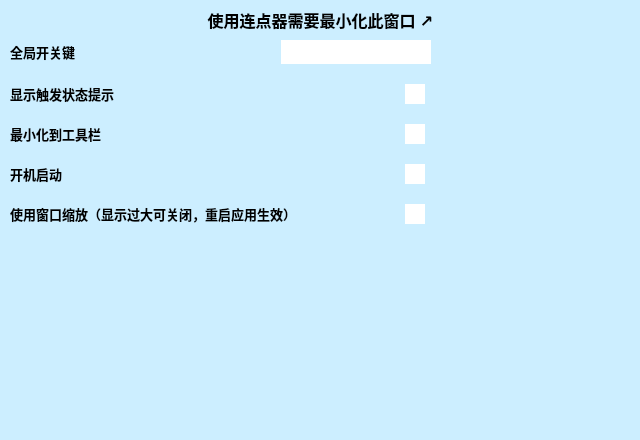
Above: .ui/SettingsUi.ui from hongliangdu/Quickinput before the change. Below: the same form after it.
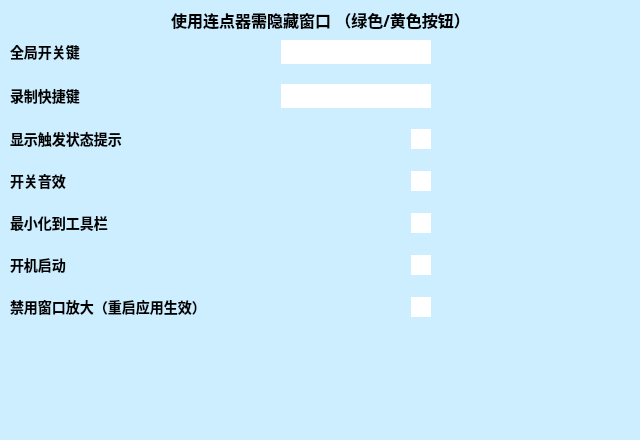
That is the form after the change. Custom widgets are drawn as their Qt base class.

Diff of the .ui file:
```diff
--- a/.ui/SettingsUi.ui
+++ b/.ui/SettingsUi.ui
@@ -14,7 +14,7 @@
    <string>Settings</string>
   </property>
   <property name="styleSheet">
-   <string notr="true">background-color:#CEF;</string>
+   <string notr="true">#SettingsUiClass{background-color:#CEF;border-bottom-left-radius:10px;border-bottom-right-radius:10px;}</string>
   </property>
   <widget class="QLabel" name="lbSettings">
    <property name="geometry">
@@ -27,14 +27,17 @@
    </property>
    <property name="font">
     <font>
-     <family>微软雅黑</family>
-     <pointsize>12</pointsize>
+     <family>Microsoft YaHei</family>
+     <pointsize>-1</pointsize>
      <weight>75</weight>
      <bold>true</bold>
     </font>
    </property>
+   <property name="styleSheet">
+    <string notr="true">font-family:&quot;Microsoft YaHei&quot;;font-size:16px;</string>
+   </property>
    <property name="text">
-    <string>使用连点器需要最小化此窗口 ↗</string>
+    <string>使用连点器需隐藏窗口 （绿色/黄色按钮）</string>
    </property>
    <property name="alignment">
     <set>Qt::AlignCenter</set>
@@ -56,17 +59,26 @@
     <item>
      <layout class="QHBoxLayout" name="horizontalLayout_2">
       <item>
-       <widget class="QLabel" name="lbSwitchKey">
+       <widget class="QLabel" name="lbKey">
+        <property name="sizePolicy">
+         <sizepolicy hsizetype="Preferred" vsizetype="Preferred">
+          <horstretch>0</horstretch>
+          <verstretch>0</verstretch>
+         </sizepolicy>
+        </property>
         <property name="font">
          <font>
-          <family>微软雅黑</family>
-          <pointsize>10</pointsize>
+          <family>Microsoft YaHei</family>
+          <pointsize>-1</pointsize>
           <weight>75</weight>
           <bold>true</bold>
          </font>
         </property>
         <property name="toolTip">
-         <string>通过该按键控制Quick input是否工作</string>
+         <string/>
+        </property>
+        <property name="styleSheet">
+         <string notr="true">font-family:&quot;Microsoft YaHei&quot;;font-size:14px;</string>
         </property>
         <property name="text">
          <string>全局开关键</string>
@@ -88,7 +100,71 @@
          </size>
         </property>
         <property name="styleSheet">
-         <string notr="true">background-color:#FFF;</string>
+         <string notr="true">background-color:#FFF;font-family:&quot;Microsoft YaHei&quot;;font-size:12px;</string>
+        </property>
+       </widget>
+      </item>
+     </layout>
+    </item>
+    <item>
+     <layout class="QHBoxLayout" name="horizontalLayout_7">
+      <item>
+       <widget class="QLabel" name="lbRec">
+        <property name="sizePolicy">
+         <sizepolicy hsizetype="Preferred" vsizetype="Preferred">
+          <horstretch>0</horstretch>
+          <verstretch>0</verstretch>
+         </sizepolicy>
+        </property>
+        <property name="font">
+         <font>
+          <family>Microsoft YaHei</family>
+          <pointsize>-1</pointsize>
+          <weight>75</weight>
+          <bold>true</bold>
+         </font>
+        </property>
+        <property name="toolTip">
+         <string/>
+        </property>
+        <property name="styleSheet">
+         <string notr="true">font-family:&quot;Microsoft YaHei&quot;;font-size:14px;</string>
+        </property>
+        <property name="text">
+         <string>录制快捷键</string>
+        </property>
+       </widget>
+      </item>
+      <item>
+       <widget class="QKeyEdit" name="hkRec" native="true">
+        <property name="sizePolicy">
+         <sizepolicy hsizetype="Maximum" vsizetype="Fixed">
+          <horstretch>0</horstretch>
+          <verstretch>0</verstretch>
+         </sizepolicy>
+        </property>
+        <property name="minimumSize">
+         <size>
+          <width>150</width>
+          <height>24</height>
+         </size>
+        </property>
+        <property name="maximumSize">
+         <size>
+          <width>16777215</width>
+          <height>24</height>
+         </size>
+        </property>
+        <property name="font">
+         <font>
+          <family>Microsoft YaHei</family>
+          <pointsize>-1</pointsize>
+          <weight>75</weight>
+          <bold>true</bold>
+         </font>
+        </property>
+        <property name="styleSheet">
+         <string notr="true">background-color:#FFF;font-family:&quot;Microsoft YaHei&quot;;font-size:12px;</string>
         </property>
        </widget>
       </item>
@@ -98,37 +174,39 @@
      <layout class="QHBoxLayout" name="horizontalLayout_5">
       <item>
        <widget class="QLabel" name="lbShowTips">
+        <property name="sizePolicy">
+         <sizepolicy hsizetype="Preferred" vsizetype="Preferred">
+          <horstretch>0</horstretch>
+          <verstretch>0</verstretch>
+         </sizepolicy>
+        </property>
         <property name="font">
          <font>
-          <family>微软雅黑</family>
-          <pointsize>10</pointsize>
+          <family>Microsoft YaHei</family>
+          <pointsize>-1</pointsize>
           <weight>75</weight>
           <bold>true</bold>
          </font>
         </property>
         <property name="toolTip">
-         <string>弹出提示框并显示宏的触发状态</string>
+         <string/>
+        </property>
+        <property name="styleSheet">
+         <string notr="true">font-family:&quot;Microsoft YaHei&quot;;font-size:14px;</string>
         </property>
         <property name="text">
          <string>显示触发状态提示</string>
         </property>
        </widget>
       </item>
-      <item>
-       <spacer name="horizontalSpacer_3">
-        <property name="orientation">
-         <enum>Qt::Horizontal</enum>
-        </property>
-        <property name="sizeHint" stdset="0">
-         <size>
-          <width>40</width>
-          <height>20</height>
-         </size>
-        </property>
-       </spacer>
-      </item>
       <item>
        <widget class="QCheckBox" name="chbShowTips">
+        <property name="sizePolicy">
+         <sizepolicy hsizetype="Maximum" vsizetype="Maximum">
+          <horstretch>0</horstretch>
+          <verstretch>0</verstretch>
+         </sizepolicy>
+        </property>
         <property name="font">
          <font>
           <family>微软雅黑</family>
@@ -139,6 +217,82 @@
         </property>
         <property name="focusPolicy">
          <enum>Qt::ClickFocus</enum>
+        </property>
+        <property name="layoutDirection">
+         <enum>Qt::RightToLeft</enum>
+        </property>
+        <property name="styleSheet">
+         <string notr="true">QCheckBox::indicator {background-color:#FFF;width:20px;height:20px;}QCheckBox::indicator:checked {background-color:#888;}</string>
+        </property>
+        <property name="text">
+         <string/>
+        </property>
+        <property name="checkable">
+         <bool>true</bool>
+        </property>
+        <property name="autoRepeat">
+         <bool>false</bool>
+        </property>
+        <property name="autoExclusive">
+         <bool>false</bool>
+        </property>
+        <property name="tristate">
+         <bool>false</bool>
+        </property>
+       </widget>
+      </item>
+     </layout>
+    </item>
+    <item>
+     <layout class="QHBoxLayout" name="horizontalLayout_8">
+      <item>
+       <widget class="QLabel" name="lbAudFx">
+        <property name="sizePolicy">
+         <sizepolicy hsizetype="Preferred" vsizetype="Preferred">
+          <horstretch>0</horstretch>
+          <verstretch>0</verstretch>
+         </sizepolicy>
+        </property>
+        <property name="font">
+         <font>
+          <family>Microsoft YaHei</family>
+          <pointsize>-1</pointsize>
+          <weight>75</weight>
+          <bold>true</bold>
+         </font>
+        </property>
+        <property name="toolTip">
+         <string/>
+        </property>
+        <property name="styleSheet">
+         <string notr="true">font-family:&quot;Microsoft YaHei&quot;;font-size:14px;</string>
+        </property>
+        <property name="text">
+         <string>开关音效</string>
+        </property>
+       </widget>
+      </item>
+      <item>
+       <widget class="QCheckBox" name="chbAudFx">
+        <property name="sizePolicy">
+         <sizepolicy hsizetype="Maximum" vsizetype="Maximum">
+          <horstretch>0</horstretch>
+          <verstretch>0</verstretch>
+         </sizepolicy>
+        </property>
+        <property name="font">
+         <font>
+          <family>微软雅黑</family>
+          <pointsize>10</pointsize>
+          <weight>75</weight>
+          <bold>true</bold>
+         </font>
+        </property>
+        <property name="focusPolicy">
+         <enum>Qt::ClickFocus</enum>
+        </property>
+        <property name="layoutDirection">
+         <enum>Qt::RightToLeft</enum>
         </property>
         <property name="styleSheet">
          <string notr="true">QCheckBox::indicator {background-color:#FFF;width:20px;height:20px;}QCheckBox::indicator:checked {background-color:#888;}</string>
@@ -166,37 +320,39 @@
      <layout class="QHBoxLayout" name="horizontalLayout_4">
       <item>
        <widget class="QLabel" name="lbMinMode">
+        <property name="sizePolicy">
+         <sizepolicy hsizetype="Preferred" vsizetype="Preferred">
+          <horstretch>0</horstretch>
+          <verstretch>0</verstretch>
+         </sizepolicy>
+        </property>
         <property name="font">
          <font>
-          <family>微软雅黑</family>
-          <pointsize>10</pointsize>
+          <family>Microsoft YaHei</family>
+          <pointsize>-1</pointsize>
           <weight>75</weight>
           <bold>true</bold>
          </font>
         </property>
         <property name="toolTip">
-         <string>最小化到任务栏的工具栏，点击图标显示窗口</string>
+         <string/>
+        </property>
+        <property name="styleSheet">
+         <string notr="true">font-family:&quot;Microsoft YaHei&quot;;font-size:14px;</string>
         </property>
         <property name="text">
          <string>最小化到工具栏</string>
         </property>
        </widget>
       </item>
-      <item>
-       <spacer name="horizontalSpacer_2">
-        <property name="orientation">
-         <enum>Qt::Horizontal</enum>
-        </property>
-        <property name="sizeHint" stdset="0">
-         <size>
-          <width>40</width>
-          <height>20</height>
-         </size>
-        </property>
-       </spacer>
-      </item>
       <item>
        <widget class="QCheckBox" name="chbMinMode">
+        <property name="sizePolicy">
+         <sizepolicy hsizetype="Maximum" vsizetype="Maximum">
+          <horstretch>0</horstretch>
+          <verstretch>0</verstretch>
+         </sizepolicy>
+        </property>
         <property name="font">
          <font>
           <family>微软雅黑</family>
@@ -208,6 +364,9 @@
         <property name="focusPolicy">
          <enum>Qt::ClickFocus</enum>
         </property>
+        <property name="layoutDirection">
+         <enum>Qt::RightToLeft</enum>
+        </property>
         <property name="styleSheet">
          <string notr="true">QCheckBox::indicator {background-color:#FFF;width:20px;height:20px;}QCheckBox::indicator:checked {background-color:#888;}</string>
         </property>
@@ -234,37 +393,39 @@
      <layout class="QHBoxLayout" name="horizontalLayout_3">
       <item>
        <widget class="QLabel" name="lbStart">
+        <property name="sizePolicy">
+         <sizepolicy hsizetype="Preferred" vsizetype="Preferred">
+          <horstretch>0</horstretch>
+          <verstretch>0</verstretch>
+         </sizepolicy>
+        </property>
         <property name="font">
          <font>
-          <family>微软雅黑</family>
-          <pointsize>10</pointsize>
+          <family>Microsoft YaHei</family>
+          <pointsize>-1</pointsize>
           <weight>75</weight>
           <bold>true</bold>
          </font>
         </property>
         <property name="toolTip">
-         <string>开机时启动Quick input，如果更改了路径请重新勾选</string>
+         <string/>
+        </property>
+        <property name="styleSheet">
+         <string notr="true">font-family:&quot;Microsoft YaHei&quot;;font-size:14px;</string>
         </property>
         <property name="text">
          <string>开机启动</string>
         </property>
        </widget>
       </item>
-      <item>
-       <spacer name="horizontalSpacer">
-        <property name="orientation">
-         <enum>Qt::Horizontal</enum>
-        </property>
-        <property name="sizeHint" stdset="0">
-         <size>
-          <width>40</width>
-          <height>20</height>
-         </size>
-        </property>
-       </spacer>
-      </item>
       <item>
        <widget class="QCheckBox" name="chbStart">
+        <property name="sizePolicy">
+         <sizepolicy hsizetype="Maximum" vsizetype="Maximum">
+          <horstretch>0</horstretch>
+          <verstretch>0</verstretch>
+         </sizepolicy>
+        </property>
         <property name="font">
          <font>
           <family>微软雅黑</family>
@@ -276,6 +437,9 @@
         <property name="focusPolicy">
          <enum>Qt::ClickFocus</enum>
         </property>
+        <property name="layoutDirection">
+         <enum>Qt::RightToLeft</enum>
+        </property>
         <property name="styleSheet">
          <string notr="true">QCheckBox::indicator {background-color:#FFF;width:20px;height:20px;}QCheckBox::indicator:checked {background-color:#888;}</string>
         </property>
@@ -302,37 +466,39 @@
      <layout class="QHBoxLayout" name="horizontalLayout_6">
       <item>
        <widget class="QLabel" name="lbZoom">
+        <property name="sizePolicy">
+         <sizepolicy hsizetype="Preferred" vsizetype="Preferred">
+          <horstretch>0</horstretch>
+          <verstretch>0</verstretch>
+         </sizepolicy>
+        </property>
         <property name="font">
          <font>
-          <family>微软雅黑</family>
-          <pointsize>10</pointsize>
+          <family>Microsoft YaHei</family>
+          <pointsize>-1</pointsize>
           <weight>75</weight>
           <bold>true</bold>
          </font>
         </property>
         <property name="toolTip">
-         <string>低分辨率高DPI会显示过大，取消勾选会禁止放大</string>
+         <string/>
+        </property>
+        <property name="styleSheet">
+         <string notr="true">font-family:&quot;Microsoft YaHei&quot;;font-size:14px;</string>
         </property>
         <property name="text">
-         <string>使用窗口缩放（显示过大可关闭，重启应用生效）</string>
+         <string>禁用窗口放大（重启应用生效）</string>
         </property>
        </widget>
       </item>
-      <item>
-       <spacer name="horizontalSpacer_4">
-        <property name="orientation">
-         <enum>Qt::Horizontal</enum>
-        </property>
-        <property name="sizeHint" stdset="0">
-         <size>
-          <width>40</width>
-          <height>20</height>
-         </size>
-        </property>
-       </spacer>
-      </item>
       <item>
        <widget class="QCheckBox" name="chbZoom">
+        <property name="sizePolicy">
+         <sizepolicy hsizetype="Maximum" vsizetype="Maximum">
+          <horstretch>0</horstretch>
+          <verstretch>0</verstretch>
+         </sizepolicy>
+        </property>
         <property name="font">
          <font>
           <family>微软雅黑</family>
@@ -344,6 +510,9 @@
         <property name="focusPolicy">
          <enum>Qt::ClickFocus</enum>
         </property>
+        <property name="layoutDirection">
+         <enum>Qt::RightToLeft</enum>
+        </property>
         <property name="styleSheet">
          <string notr="true">QCheckBox::indicator {background-color:#FFF;width:20px;height:20px;}QCheckBox::indicator:checked {background-color:#888;}</string>
         </property>
@@ -371,10 +540,13 @@
       <property name="orientation">
        <enum>Qt::Vertical</enum>
       </property>
+      <property name="sizeType">
+       <enum>QSizePolicy::Expanding</enum>
+      </property>
       <property name="sizeHint" stdset="0">
        <size>
-        <width>20</width>
-        <height>40</height>
+        <width>0</width>
+        <height>0</height>
        </size>
       </property>
      </spacer>
```
Left out of the diff: 16 changed lines with no effect on the pictures.
